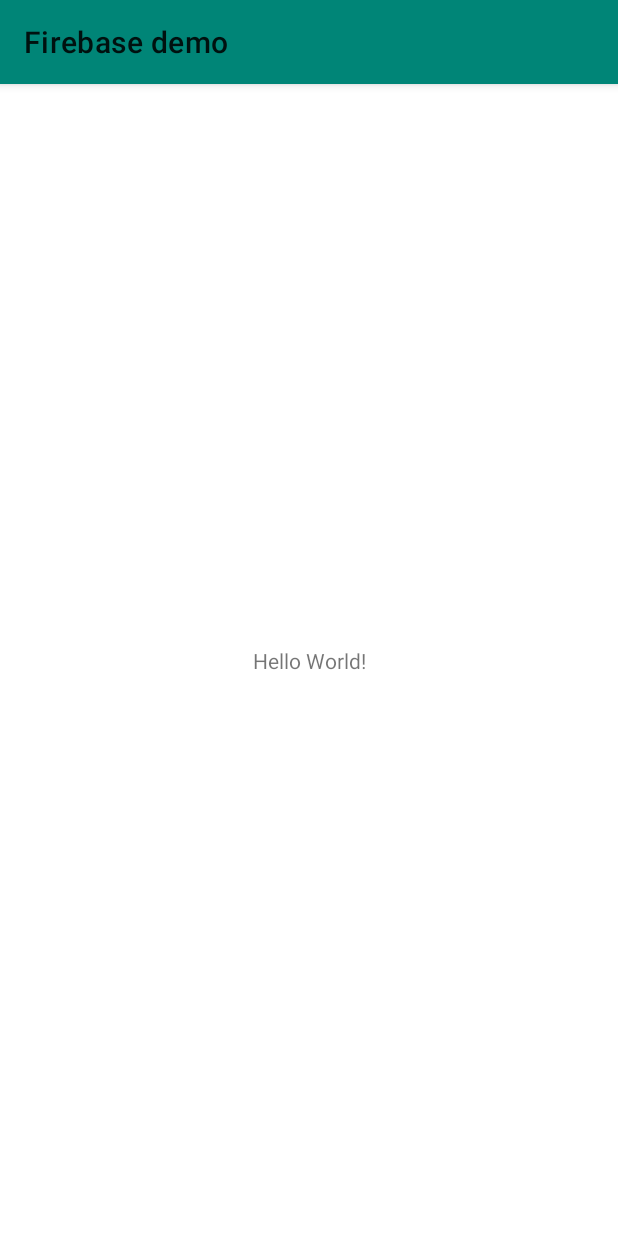
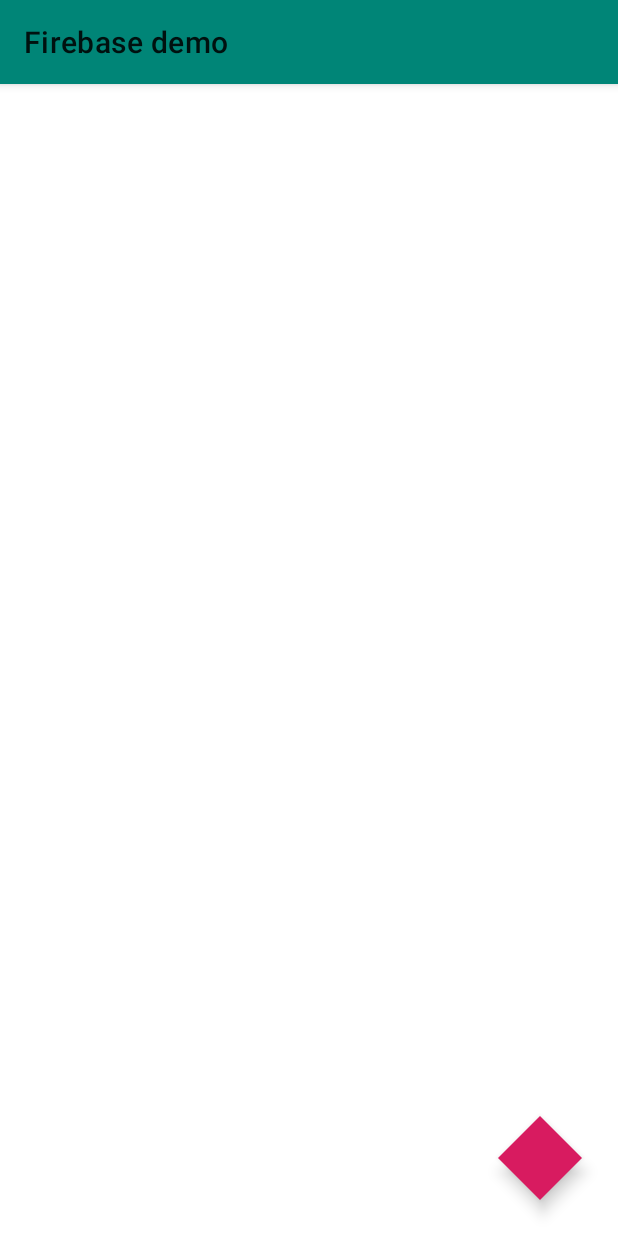
Before and after one commit to alorma/FirebaseAuthDemo, an Android app: the screen it shows after launch (MainActivity), on a phone screen of 412 x 824 dp. Run offline under Robolectric (Android 15) with nearby library versions, the phone set to English and light mode, and no system bars.

Commit message:
Add some style

```diff
--- a/app/build.gradle.kts
+++ b/app/build.gradle.kts
@@ -27,6 +27,8 @@ android {
 dependencies {
     implementation(Config.Libs.Kotlin.jvm)
 
+    implementation(Config.Libs.AndroidX.appCompat)
+    implementation(Config.Libs.Design.material)
     implementation(Config.Libs.Design.material)
     implementation(Config.Libs.AndroidX.coreKtx)
     implementation(Config.Libs.AndroidX.constraint)
--- a/app/src/main/res/layout/activity_main.xml
+++ b/app/src/main/res/layout/activity_main.xml
@@ -3,17 +3,15 @@
         xmlns:android="http://schemas.android.com/apk/res/android"
         xmlns:tools="http://schemas.android.com/tools"
         xmlns:app="http://schemas.android.com/apk/res-auto"
-        android:layout_width="match_parent"
-        android:layout_height="match_parent"
+        android:layout_width="match_parent" android:layout_height="match_parent"
         tools:context=".MainActivity">
 
-    <TextView
+    <com.google.android.material.floatingactionbutton.FloatingActionButton
+            android:id="@+id/floating"
             android:layout_width="wrap_content"
             android:layout_height="wrap_content"
-            android:text="Hello World!"
             app:layout_constraintBottom_toBottomOf="parent"
-            app:layout_constraintLeft_toLeftOf="parent"
-            app:layout_constraintRight_toRightOf="parent"
-            app:layout_constraintTop_toTopOf="parent"/>
+            app:layout_constraintEnd_toEndOf="parent"
+            android:layout_margin="24dp"/>
 
 </androidx.constraintlayout.widget.ConstraintLayout>
--- /dev/null
+++ b/app/src/main/res/values/shape_styles.xml
@@ -0,0 +1,37 @@
+<?xml version="1.0" encoding="utf-8"?>
+<resources>
+    <style name="AppShapeAppearance.SmallComponent" parent="ShapeAppearance.MaterialComponents.SmallComponent">
+        <item name="cornerSize">8dp</item>
+    </style>
+
+    <style name="AppShapeAppearance.MediumComponent" parent="ShapeAppearance.MaterialComponents.MediumComponent">
+        <item name="cornerSize">10dp</item>
+    </style>
+
+    <style name="AppShapeAppearance.LargeComponent" parent="ShapeAppearance.MaterialComponents.LargeComponent">
+        <item name="cornerSize">24dp</item>
+    </style>
+
+    <style name="AppShapeAppearance.SmallComponent.Rounded">
+        <item name="cornerFamily">rounded</item>
+    </style>
+
+    <style name="AppShapeAppearance.SmallComponent.Cut">
+        <item name="cornerFamily">cut</item>
+    </style>
+
+    <style name="AppShapeAppearance.MediumComponent.Rounded">
+        <item name="cornerFamily">cut</item>
+    </style>
+
+    <style name="AppShapeAppearance.MediumComponent.Cut">
+        <item name="cornerFamily">cut</item>
+    </style>
+
+    <style name="AppShapeAppearance.LargeComponent.Rounded">
+        <item name="cornerFamily">cut</item>
+    </style>
+    <style name="AppShapeAppearance.LargeComponent.Cut">
+        <item name="cornerFamily">cut</item>
+    </style>
+</resources>
--- a/app/src/main/res/values/styles.xml
+++ b/app/src/main/res/values/styles.xml
@@ -4,6 +4,10 @@
         <item name="colorPrimary">@color/colorPrimary</item>
         <item name="colorSecondary">@color/colorSecondary</item>
         <item name="colorPrimaryDark">@color/colorPrimaryDark</item>
+
+        <item name="shapeAppearanceSmallComponent">@style/AppShapeAppearance.SmallComponent.Cut</item>
+        <item name="shapeAppearanceMediumComponent">@style/AppShapeAppearance.MediumComponent.Cut</item>
+        <item name="shapeAppearanceLargeComponent">@style/AppShapeAppearance.LargeComponent.Cut</item>
     </style>
 
 </resources>
--- a/buildSrc/src/main/kotlin/Config.kt
+++ b/buildSrc/src/main/kotlin/Config.kt
@@ -46,7 +46,7 @@ object Config {
         }
 
         object Design {
-            const val material = "com.google.android.material:material:$${LibsVersions.materialVersion}"
+            const val material = "com.google.android.material:material:${LibsVersions.materialVersion}"
         }
     }
 }
```
